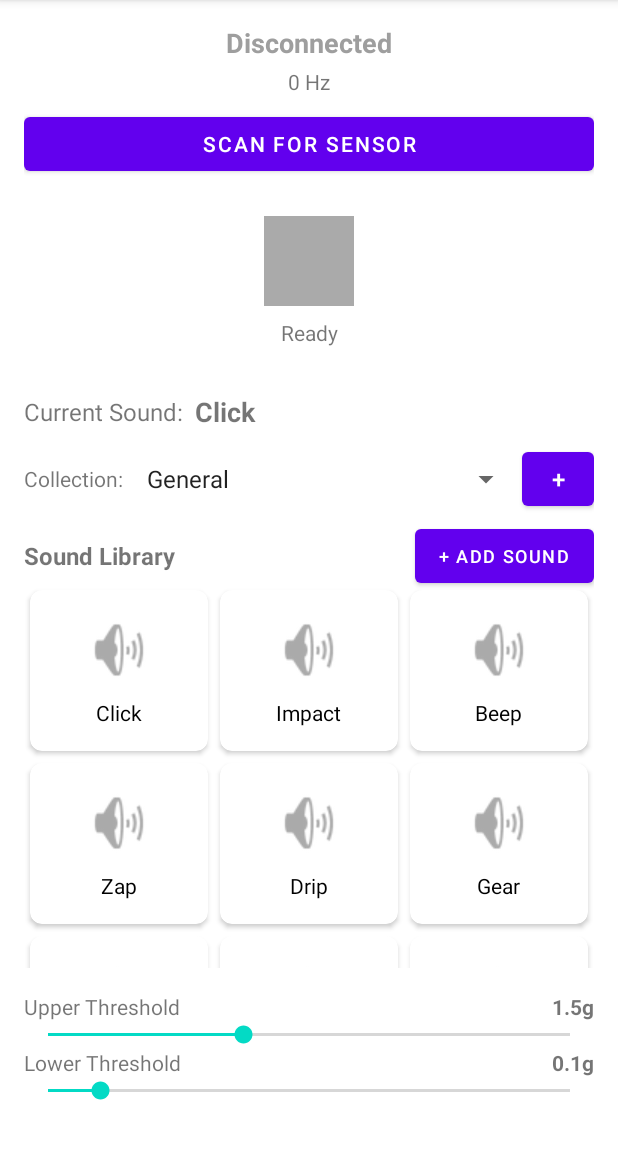
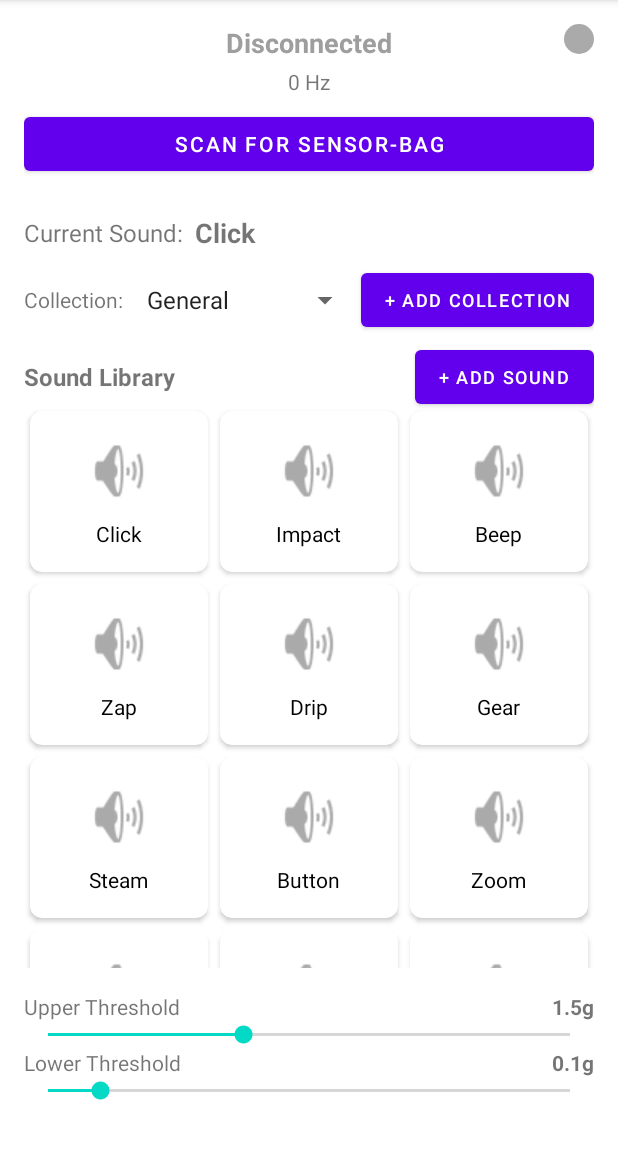
Before and after one commit to gwbischof/beatbag, an Android app: the screen it shows after launch (MainActivity), on a phone screen of 412 x 824 dp, the part 84-1236 px from its top. Run offline under Robolectric (Android 15) with nearby library versions, the phone set to English and light mode, and no system bars.

Commit message:
add icon

```diff
--- a/app/src/main/AndroidManifest.xml
+++ b/app/src/main/AndroidManifest.xml
@@ -21,6 +21,7 @@
 
     <application
         android:allowBackup="true"
+        android:icon="@mipmap/ic_launcher"
         android:label="@string/app_name"
         android:theme="@style/Theme.BeatBag">
 
--- a/app/src/main/java/com/beatbag/MainActivity.kt
+++ b/app/src/main/java/com/beatbag/MainActivity.kt
@@ -40,7 +40,6 @@ class MainActivity : AppCompatActivity() {
     private lateinit var dataRateText: TextView
     private lateinit var connectButton: Button
     private lateinit var kickIndicator: View
-    private lateinit var kickText: TextView
     private lateinit var currentSoundText: TextView
     private lateinit var soundLibraryGrid: RecyclerView
     private lateinit var addSoundButton: Button
@@ -82,7 +81,6 @@ class MainActivity : AppCompatActivity() {
         dataRateText = findViewById(R.id.dataRateText)
         connectButton = findViewById(R.id.connectButton)
         kickIndicator = findViewById(R.id.kickIndicator)
-        kickText = findViewById(R.id.kickText)
         currentSoundText = findViewById(R.id.currentSoundText)
         soundLibraryGrid = findViewById(R.id.soundLibraryGrid)
         addSoundButton = findViewById(R.id.addSoundButton)
@@ -176,8 +174,7 @@ class MainActivity : AppCompatActivity() {
                     statusText.text = getString(R.string.disconnected)
                     statusText.setTextColor(ContextCompat.getColor(this@MainActivity, R.color.sensor_disconnected))
                     connectButton.text = getString(R.string.scan_for_sensor)
-                    kickIndicator.setBackgroundColor(ContextCompat.getColor(this@MainActivity, R.color.sensor_disconnected))
-                    kickText.text = "Ready"
+                    kickIndicator.setBackgroundResource(R.drawable.circle_indicator)
                     dataRateText.text = "0 Hz"
                     packetCount = 0
                     lastRateUpdate = System.currentTimeMillis()
@@ -220,13 +217,11 @@ class MainActivity : AppCompatActivity() {
 
                     // Visual feedback
                     kickIndicator.setBackgroundColor(ContextCompat.getColor(this@MainActivity, R.color.kick_active))
-                    kickText.text = getString(R.string.kick_detected)
 
                     // Reset indicator after 200ms
                     lifecycleScope.launch {
                         delay(200)
-                        kickIndicator.setBackgroundColor(ContextCompat.getColor(this@MainActivity, R.color.sensor_connected))
-                        kickText.text = "Ready"
+                        kickIndicator.setBackgroundResource(R.drawable.circle_indicator)
                     }
                 }
             }
--- /dev/null
+++ b/app/src/main/res/drawable/circle_indicator.xml
@@ -0,0 +1,5 @@
+<?xml version="1.0" encoding="utf-8"?>
+<shape xmlns:android="http://schemas.android.com/apk/res/android"
+    android:shape="oval">
+    <solid android:color="@android:color/darker_gray" />
+</shape>
--- a/app/src/main/res/layout/activity_main.xml
+++ b/app/src/main/res/layout/activity_main.xml
@@ -7,6 +7,15 @@
     android:layout_height="match_parent"
     android:padding="16dp"
     tools:context=".MainActivity">
+
+    <!-- Kick Indicator (circular, top right) -->
+    <View
+        android:id="@+id/kickIndicator"
+        android:layout_width="20dp"
+        android:layout_height="20dp"
+        android:background="@drawable/circle_indicator"
+        app:layout_constraintTop_toTopOf="parent"
+        app:layout_constraintEnd_toEndOf="parent" />
 
     <!-- Connection Status -->
     <TextView
@@ -44,28 +53,6 @@
         app:layout_constraintStart_toStartOf="parent"
         app:layout_constraintEnd_toEndOf="parent" />
 
-    <!-- Kick Indicator -->
-    <View
-        android:id="@+id/kickIndicator"
-        android:layout_width="60dp"
-        android:layout_height="60dp"
-        android:layout_marginTop="24dp"
-        android:background="@android:color/darker_gray"
-        app:layout_constraintTop_toBottomOf="@id/connectButton"
-        app:layout_constraintStart_toStartOf="parent"
-        app:layout_constraintEnd_toEndOf="parent" />
-
-    <TextView
-        android:id="@+id/kickText"
-        android:layout_width="wrap_content"
-        android:layout_height="wrap_content"
-        android:text="Ready"
-        android:textSize="14sp"
-        android:layout_marginTop="8dp"
-        app:layout_constraintTop_toBottomOf="@id/kickIndicator"
-        app:layout_constraintStart_toStartOf="parent"
-        app:layout_constraintEnd_toEndOf="parent" />
-
     <!-- Current Sound -->
     <TextView
         android:id="@+id/currentSoundLabel"
@@ -73,8 +60,8 @@
         android:layout_height="wrap_content"
         android:text="Current Sound:"
         android:textSize="16sp"
-        android:layout_marginTop="32dp"
-        app:layout_constraintTop_toBottomOf="@id/kickText"
+        android:layout_marginTop="24dp"
+        app:layout_constraintTop_toBottomOf="@id/connectButton"
         app:layout_constraintStart_toStartOf="parent" />
 
     <TextView
@@ -116,8 +103,8 @@
         android:id="@+id/addCollectionButton"
         android:layout_width="wrap_content"
         android:layout_height="wrap_content"
-        android:text="+"
-        android:textSize="16sp"
+        android:text="+ Add Collection"
+        android:textSize="12sp"
         android:minWidth="48dp"
         android:paddingStart="12dp"
         android:paddingEnd="12dp"
--- a/app/src/main/res/values/strings.xml
+++ b/app/src/main/res/values/strings.xml
@@ -1,7 +1,7 @@
 <?xml version="1.0" encoding="utf-8"?>
 <resources>
     <string name="app_name">BeatBag</string>
-    <string name="scan_for_sensor">Scan for Sensor</string>
+    <string name="scan_for_sensor">Scan for Sensor-Bag</string>
     <string name="connect">Connect</string>
     <string name="disconnect">Disconnect</string>
     <string name="connected">Connected</string>
```
Also changed, not shown: app/src/main/res/mipmap-hdpi/ic_launcher.png (added), app/src/main/res/mipmap-mdpi/ic_launcher.png (added), app/src/main/res/mipmap-xhdpi/ic_launcher.png (added), app/src/main/res/mipmap-xxhdpi/ic_launcher.png (added), app/src/main/res/mipmap-xxxhdpi/ic_launcher.png (added).
